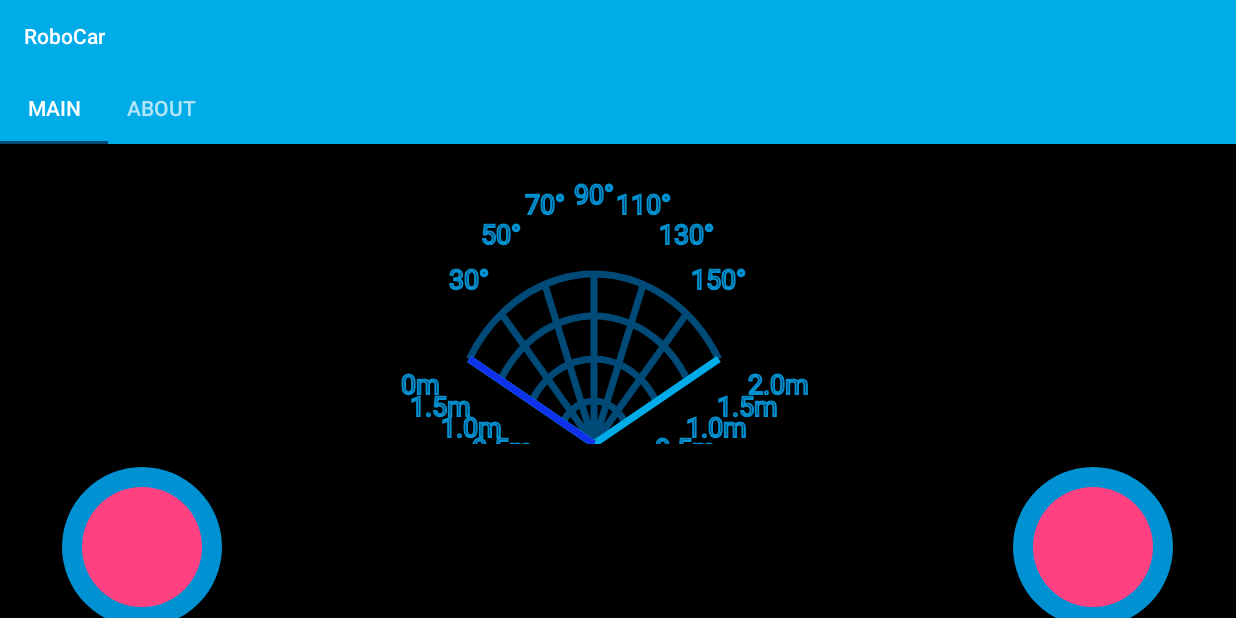
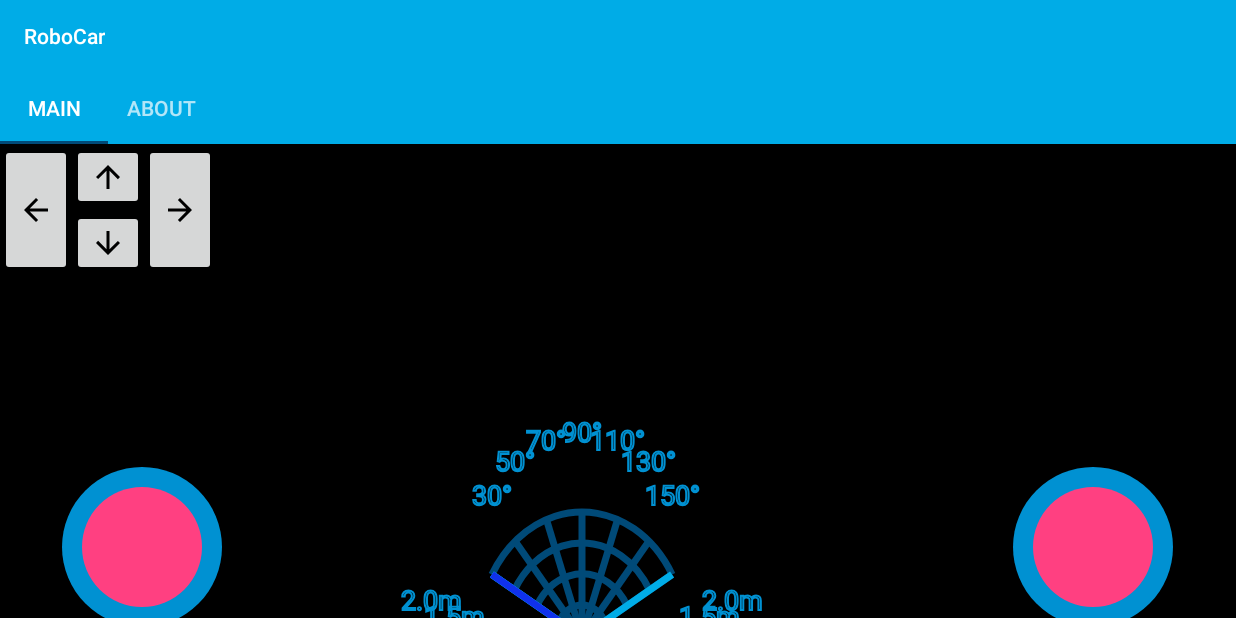
Before and after one commit to CyberZeroHun/RoboCar, an Android app: the screen it shows after launch (MainActivity), on a phone screen of 824 x 412 dp (held sideways). Run offline under Robolectric (Android 15) with nearby library versions, the light colour scheme and no system bars.

Commit message:
Android bluetooth to arrowControl and layout editing

```diff
--- a/RoboCar/app/build.gradle
+++ b/RoboCar/app/build.gradle
@@ -35,5 +35,5 @@ dependencies {
     //compile 'com.akexorcist:bluetoothspp:1.0.0'
     compile fileTree(include: ['*.jar'], dir: '../bluetooth')
     compile project(path: ':bluetooth')
-    compile project(path: ':map')
+    //compile project(path: ':map')
 }
--- a/RoboCar/app/src/main/java/hu/uniobuda/nik/robocar/MainFragment.java
+++ b/RoboCar/app/src/main/java/hu/uniobuda/nik/robocar/MainFragment.java
@@ -18,6 +18,8 @@ import java.util.TimerTask;
 
 import app.akexorcist.bluetotohspp.library.BluetoothSPP;
 import app.akexorcist.bluetotohspp.library.BluetoothState;
+import hu.uniobuda.nik.joystick.ArrowKeys;
+import hu.uniobuda.nik.joystick.OnArrowKeyClickListener;
 import hu.uniobuda.nik.robocar.ultrasonic.UltrasonicView;
 import hu.uniobuda.nik.joystick.Joystick;
 import hu.uniobuda.nik.joystick.JoystickEventListener;
@@ -52,6 +54,7 @@ public class MainFragment extends Fragment {
     private Joystick joystick2;
     private TextView angleTextView;
     private TextView speedTextView;
+    private ArrowKeys arrowControl;
 
     @Nullable
     @Override
@@ -105,6 +108,10 @@ public class MainFragment extends Fragment {
                 0: tesztüzenet: üzenet
                 1: motorvezértlő: szög
                 2: motorvezérlő: sebesség
+                4: menny előre ~ 42cm-t: nincs paraméter
+                5: menny hátra ~ 42cm-t: nincs paraméter
+                6: fordulj balra ~ 90°-ot: nincs paraméter
+                7: fordulj jobbra ~ 90°-ot: nincs paraméter
                 bejovok:
                 3: ultrahang: szög(fok), távolság(cm), irány (merre tart a radar)
                     irányból 1 az alap, -1 ha visszafordul
@@ -240,6 +247,52 @@ public class MainFragment extends Fragment {
 
             }
         });
+
+        arrowControl = (ArrowKeys) view.findViewById(R.id.vezerlo);
+
+        arrowControl.setOnArrowButtonClickListener(new OnArrowKeyClickListener() {
+            @Override
+            public void onClick(byte direction) {
+                if (direction == ArrowKeys.DIRECTION_UP) {
+                    //csatlakozzon, ha még nincs (ez most mindenféleképpen csatlakozik újra, majd javítjuk)
+                    blueToothCsatlakozas(ctx);
+                    //ezzel próbálunk gyorsítani, hogy ezt kikapcsoljuk
+                    //bt.stopAutoConnect();
+                    //bt.cancelDiscovery();
+                    //a előre léptetés elküldése bt-on
+                    String s = ">4|";
+                    bt.send(s, false);
+                } else if (direction == ArrowKeys.DIRECTION_DOWN) {
+                    //csatlakozzon, ha még nincs (ez most mindenféleképpen csatlakozik újra, majd javítjuk)
+                    blueToothCsatlakozas(ctx);
+                    //ezzel próbálunk gyorsítani, hogy ezt kikapcsoljuk
+                    //bt.stopAutoConnect();
+                    //bt.cancelDiscovery();
+                    //a hátra léptetés elküldése bt-on
+                    String s = ">5|";
+                    bt.send(s, false);
+                } else if (direction == ArrowKeys.DIRECTION_LEFT) {
+                    //csatlakozzon, ha még nincs (ez most mindenféleképpen csatlakozik újra, majd javítjuk)
+                    blueToothCsatlakozas(ctx);
+                    //ezzel próbálunk gyorsítani, hogy ezt kikapcsoljuk
+                    //bt.stopAutoConnect();
+                    //bt.cancelDiscovery();
+                    //a balra forgatás elküldése bt-on
+                    String s = ">6|";
+                    bt.send(s, false);
+                } else if (direction == ArrowKeys.DIRECTION_RIGHT) {
+                    //csatlakozzon, ha még nincs (ez most mindenféleképpen csatlakozik újra, majd javítjuk)
+                    blueToothCsatlakozas(ctx);
+                    //ezzel próbálunk gyorsítani, hogy ezt kikapcsoljuk
+                    //bt.stopAutoConnect();
+                    //bt.cancelDiscovery();
+                    //a jobbra forgatás elküldése bt-on
+                    String s = ">7|";
+                    bt.send(s, false);
+                }
+            }
+        });
+
         // To dismiss the dialog
         return view;
     }
--- a/RoboCar/app/src/main/res/layout-land/fragment_main.xml
+++ b/RoboCar/app/src/main/res/layout-land/fragment_main.xml
@@ -15,44 +15,6 @@
         android:textSize="@dimen/cim_szoveg_meret"
         android:visibility="gone"
         />
-
-
-    <TextView
-        android:id="@+id/angleTextView"
-        android:layout_width="wrap_content"
-        android:layout_height="wrap_content"
-        android:layout_alignParentLeft="true"
-        android:layout_alignParentStart="true"
-        android:layout_below="@+id/cim"
-        android:textColor="@color/colorAlap"
-        android:textSize="16sp"/>
-
-    <TextView
-        android:id="@+id/speedTextView"
-        android:layout_width="wrap_content"
-        android:layout_height="wrap_content"
-        android:layout_alignParentRight="true"
-        android:layout_below="@+id/cim"
-        android:textColor="@color/colorAlap"
-        android:textSize="16sp"/>
-
-    <hu.uniobuda.nik.robocar.ultrasonic.UltrasonicView
-        android:id="@+id/ultrahang"
-        android:layout_width="290dp"
-        android:layout_height="200dp"
-        android:background="@color/black"
-        custom:korvonal_szin="@color/colorAlap"
-        custom:mert_vonal_szin="@color/colorVilagosSzurke"
-        custom:mutato_haromszog_szin="@color/transp_blue"
-        custom:mutato_szin="@color/blue"
-        custom:szog="120"
-        custom:szog_osztok="6"
-        custom:szoveg_szin="@color/colorAlapSotet"
-        custom:tavolsag="200"
-        custom:tavolsag_osztok="4"
-        custom:vonal_szin="@color/colorHangsulyos"
-        android:layout_below="@+id/cim"
-        android:layout_centerHorizontal="true"/>
 
 
     <hu.uniobuda.nik.joystick.Joystick
@@ -89,4 +51,56 @@
         android:layout_alignParentBottom="true"
         android:layout_alignParentRight="true"
         android:layout_alignParentEnd="true" />
+
+    <hu.uniobuda.nik.joystick.ArrowKeys
+        android:id="@+id/vezerlo"
+        android:layout_width="180dp"
+        android:layout_height="150dp"
+        android:layout_below="@+id/cim"
+        android:layout_alignParentLeft="true"
+        android:layout_alignParentStart="true" >
+
+    </hu.uniobuda.nik.joystick.ArrowKeys>
+
+    <TextView
+        android:id="@+id/angleTextView"
+        android:layout_width="wrap_content"
+        android:layout_height="wrap_content"
+        android:text="@string/nullfok"
+        android:textColor="@color/colorAlap"
+        android:textSize="16sp"
+        android:layout_weight="1"
+        android:layout_alignParentBottom="true"
+        android:layout_toRightOf="@+id/cim"
+        android:layout_toEndOf="@+id/cim" />
+
+    <TextView
+        android:id="@+id/speedTextView"
+        android:layout_width="wrap_content"
+        android:layout_height="wrap_content"
+        android:text="@string/nullspeed"
+        android:textColor="@color/colorAlap"
+        android:textSize="16sp"
+        android:layout_alignParentBottom="true"
+        android:layout_alignParentRight="true"
+        android:layout_alignParentEnd="true" />
+
+    <hu.uniobuda.nik.robocar.ultrasonic.UltrasonicView
+        android:id="@+id/ultrahang"
+        android:layout_width="300dp"
+        android:layout_height="170dp"
+        android:background="@color/black"
+        custom:korvonal_szin="@color/colorAlap"
+        custom:mert_vonal_szin="@color/colorVilagosSzurke"
+        custom:mutato_haromszog_szin="@color/transp_blue"
+        custom:mutato_szin="@color/blue"
+        custom:szog="120"
+        custom:szog_osztok="6"
+        custom:szoveg_szin="@color/colorAlapSotet"
+        custom:tavolsag="200"
+        custom:tavolsag_osztok="4"
+        custom:vonal_szin="@color/colorHangsulyos"
+        android:layout_above="@+id/angleTextView"
+        android:layout_centerHorizontal="true"
+        android:layout_marginBottom="13dp" />
 </RelativeLayout>
--- a/RoboCar/app/src/main/res/layout/fragment_main.xml
+++ b/RoboCar/app/src/main/res/layout/fragment_main.xml
@@ -22,6 +22,11 @@
         android:layout_below="@+id/cim"
         android:textColor="@color/colorAlap"
         android:textSize="16sp"/>
+
+    <hu.uniobuda.nik.joystick.ArrowKeys
+        android:id="@+id/vezerlo"
+        android:layout_width="100dp"
+        android:layout_height="100dp"/>
 
     <hu.uniobuda.nik.robocar.ultrasonic.UltrasonicView
         android:id="@+id/ultrahang"
--- a/RoboCar/app/src/main/res/values/strings.xml
+++ b/RoboCar/app/src/main/res/values/strings.xml
@@ -28,4 +28,6 @@
     <string name="uzenet0">A RoboCarCZ keresése folyamatban...</string>
     <string name="uzenet1">Sikeres csatlakozás a RoboCarCZ-re!</string>
     <string name="uzenet2">Lecsatlakozás a RoboCarCZ-ről!</string>
+    <string name="nullfok">0.0°</string>
+    <string name="nullspeed">0.0</string>
 </resources>
--- a/RoboCar/ultrasonic/src/main/java/hu/uniobuda/nik/robocar/ultrasonic/GlobalisKonstansok.java
+++ b/RoboCar/ultrasonic/src/main/java/hu/uniobuda/nik/robocar/ultrasonic/GlobalisKonstansok.java
@@ -25,7 +25,7 @@ public interface GlobalisKonstansok {
     public final static int JELOLO_HAROMSZOG_MERETE = 10;
 
     //pozícionoálást segítő margók és eltolások
-    public final static int VIZSZINTES_MARGO =100;
+    public final static int VIZSZINTES_MARGO =170;
     public final static int FUGGOLEGES_MARGO =130;
     public final static int SZOVEG_VIZSZINTES_OFFSET =60;
     public final static int SZOVEG_FUGGOLEGES_OFFSET =70;
```
Also changed, not shown: RoboCar/app/src/main/java/hu/uniobuda/nik/robocar/MapTestActivity.java (+0 -24 lines), RoboCar/app/src/main/res/layout/activity_map_test.xml (+0 -9 lines), 3 other files.
